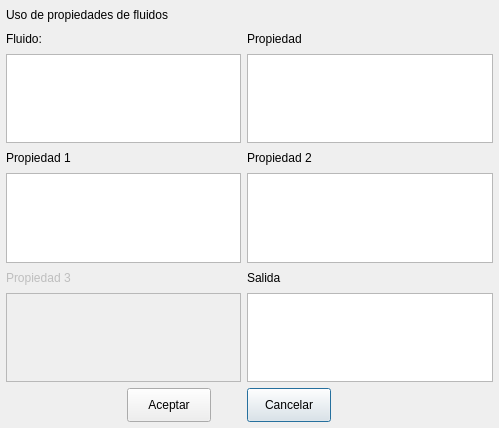
jon85p/pyENL, file GUI/Props.ui: the form before one commit.
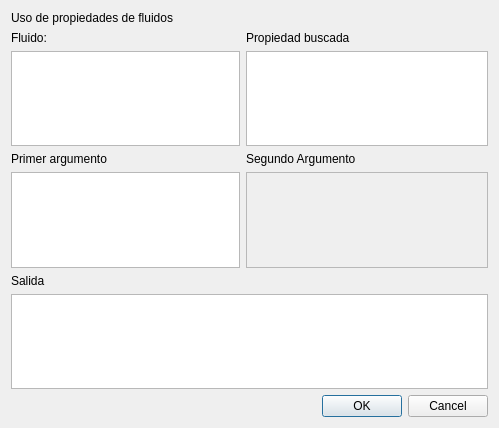
The form after the commit.

Commit message: Start prop window

The edit to the form file:
```diff
--- a/GUI/Props.ui
+++ b/GUI/Props.ui
@@ -13,189 +13,76 @@
   <property name="windowTitle">
    <string>Propiedades fluido</string>
   </property>
-  <widget class="QLabel" name="label">
-   <property name="geometry">
-    <rect>
-     <x>6</x>
-     <y>6</y>
-     <width>186</width>
-     <height>18</height>
-    </rect>
-   </property>
-   <property name="text">
-    <string>Uso de propiedades de fluidos</string>
-   </property>
-  </widget>
-  <widget class="QLabel" name="label_2">
-   <property name="geometry">
-    <rect>
-     <x>6</x>
-     <y>30</y>
-     <width>41</width>
-     <height>18</height>
-    </rect>
-   </property>
-   <property name="text">
-    <string>Fluido:</string>
-   </property>
-  </widget>
-  <widget class="QLabel" name="label_3">
-   <property name="geometry">
-    <rect>
-     <x>247</x>
-     <y>30</y>
-     <width>63</width>
-     <height>18</height>
-    </rect>
-   </property>
-   <property name="text">
-    <string>Propiedad</string>
-   </property>
-  </widget>
-  <widget class="QListWidget" name="listWidget">
-   <property name="geometry">
-    <rect>
-     <x>6</x>
-     <y>54</y>
-     <width>235</width>
-     <height>89</height>
-    </rect>
-   </property>
-  </widget>
-  <widget class="QListWidget" name="listWidget_2">
-   <property name="geometry">
-    <rect>
-     <x>247</x>
-     <y>54</y>
-     <width>246</width>
-     <height>89</height>
-    </rect>
-   </property>
-  </widget>
-  <widget class="QLabel" name="label_4">
-   <property name="geometry">
-    <rect>
-     <x>6</x>
-     <y>149</y>
-     <width>74</width>
-     <height>18</height>
-    </rect>
-   </property>
-   <property name="text">
-    <string>Propiedad 1</string>
-   </property>
-  </widget>
-  <widget class="QLabel" name="label_5">
-   <property name="geometry">
-    <rect>
-     <x>247</x>
-     <y>149</y>
-     <width>74</width>
-     <height>18</height>
-    </rect>
-   </property>
-   <property name="text">
-    <string>Propiedad 2</string>
-   </property>
-  </widget>
-  <widget class="QListWidget" name="listWidget_3">
-   <property name="geometry">
-    <rect>
-     <x>6</x>
-     <y>173</y>
-     <width>235</width>
-     <height>90</height>
-    </rect>
-   </property>
-  </widget>
-  <widget class="QListWidget" name="listWidget_4">
-   <property name="geometry">
-    <rect>
-     <x>247</x>
-     <y>173</y>
-     <width>246</width>
-     <height>90</height>
-    </rect>
-   </property>
-  </widget>
-  <widget class="QLabel" name="label_6">
-   <property name="enabled">
-    <bool>false</bool>
-   </property>
-   <property name="geometry">
-    <rect>
-     <x>6</x>
-     <y>269</y>
-     <width>74</width>
-     <height>18</height>
-    </rect>
-   </property>
-   <property name="text">
-    <string>Propiedad 3</string>
-   </property>
-  </widget>
-  <widget class="QLabel" name="label_7">
-   <property name="geometry">
-    <rect>
-     <x>247</x>
-     <y>269</y>
-     <width>37</width>
-     <height>18</height>
-    </rect>
-   </property>
-   <property name="text">
-    <string>Salida</string>
-   </property>
-  </widget>
-  <widget class="QListWidget" name="listWidget_5">
-   <property name="enabled">
-    <bool>false</bool>
-   </property>
-   <property name="geometry">
-    <rect>
-     <x>6</x>
-     <y>293</y>
-     <width>235</width>
-     <height>89</height>
-    </rect>
-   </property>
-  </widget>
-  <widget class="QTextEdit" name="textEdit">
-   <property name="geometry">
-    <rect>
-     <x>247</x>
-     <y>293</y>
-     <width>246</width>
-     <height>89</height>
-    </rect>
-   </property>
-  </widget>
-  <widget class="QPushButton" name="reject">
-   <property name="geometry">
-    <rect>
-     <x>247</x>
-     <y>388</y>
-     <width>84</width>
-     <height>34</height>
-    </rect>
-   </property>
-   <property name="text">
-    <string>Cancelar</string>
-   </property>
-  </widget>
-  <widget class="QPushButton" name="accept">
-   <property name="geometry">
-    <rect>
-     <x>127</x>
-     <y>388</y>
-     <width>84</width>
-     <height>34</height>
-    </rect>
-   </property>
-   <property name="text">
-    <string>Aceptar</string>
-   </property>
-  </widget>
+  <layout class="QGridLayout" name="gridLayout">
+   <item row="2" column="0" colspan="2">
+    <widget class="QListWidget" name="listWidget"/>
+   </item>
+   <item row="6" column="0" colspan="3">
+    <widget class="QTextEdit" name="textEdit"/>
+   </item>
+   <item row="0" column="0" colspan="2">
+    <widget class="QLabel" name="label">
+     <property name="text">
+      <string>Uso de propiedades de fluidos</string>
+     </property>
+    </widget>
+   </item>
+   <item row="3" column="0" colspan="2">
+    <widget class="QLabel" name="label_4">
+     <property name="text">
+      <string>Primer argumento</string>
+     </property>
+    </widget>
+   </item>
+   <item row="1" column="2">
+    <widget class="QLabel" name="label_3">
+     <property name="text">
+      <string>Propiedad buscada</string>
+     </property>
+    </widget>
+   </item>
+   <item row="5" column="0">
+    <widget class="QLabel" name="label_7">
+     <property name="text">
+      <string>Salida</string>
+     </property>
+    </widget>
+   </item>
+   <item row="2" column="2">
+    <widget class="QListWidget" name="listWidget_2"/>
+   </item>
+   <item row="3" column="2">
+    <widget class="QLabel" name="label_5">
+     <property name="text">
+      <string>Segundo Argumento</string>
+     </property>
+    </widget>
+   </item>
+   <item row="4" column="0" colspan="2">
+    <widget class="QListWidget" name="listWidget_3"/>
+   </item>
+   <item row="1" column="0">
+    <widget class="QLabel" name="label_2">
+     <property name="text">
+      <string>Fluido:</string>
+     </property>
+    </widget>
+   </item>
+   <item row="4" column="2">
+    <widget class="QListWidget" name="listWidget_4">
+     <property name="enabled">
+      <bool>false</bool>
+     </property>
+    </widget>
+   </item>
+   <item row="7" column="2">
+    <widget class="QDialogButtonBox" name="buttonBox">
+     <property name="standardButtons">
+      <set>QDialogButtonBox::Cancel|QDialogButtonBox::Ok</set>
+     </property>
+    </widget>
+   </item>
+  </layout>
  </widget>
  <resources/>
  <connections/>
```
The commit also changes 5 other files.
